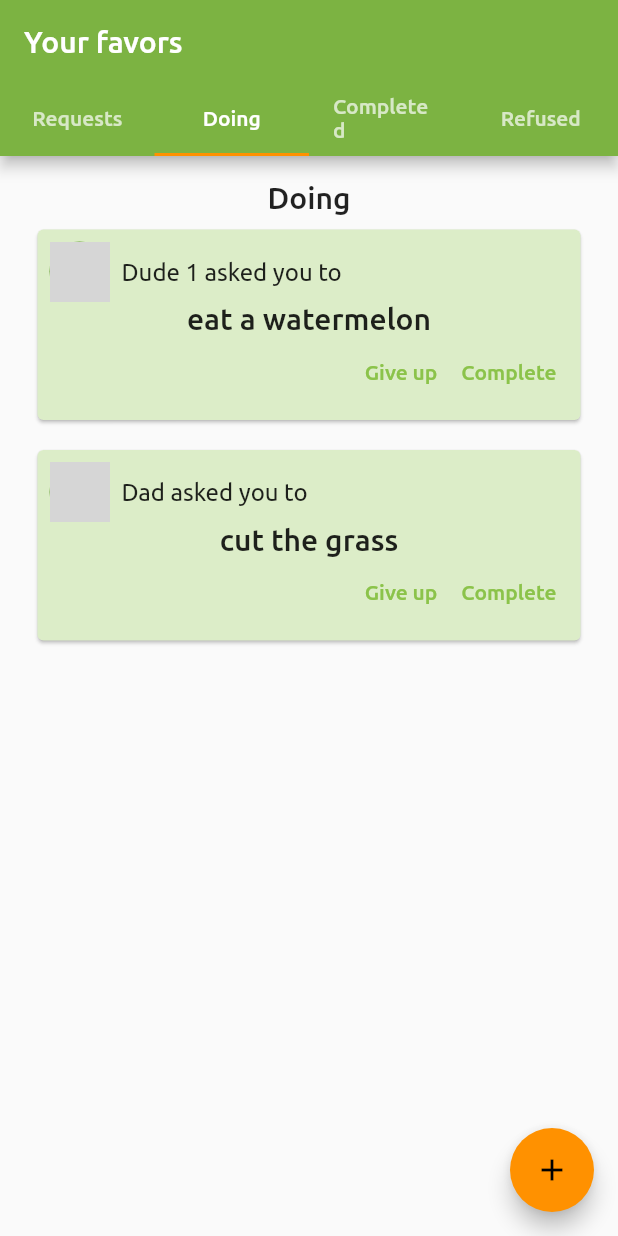
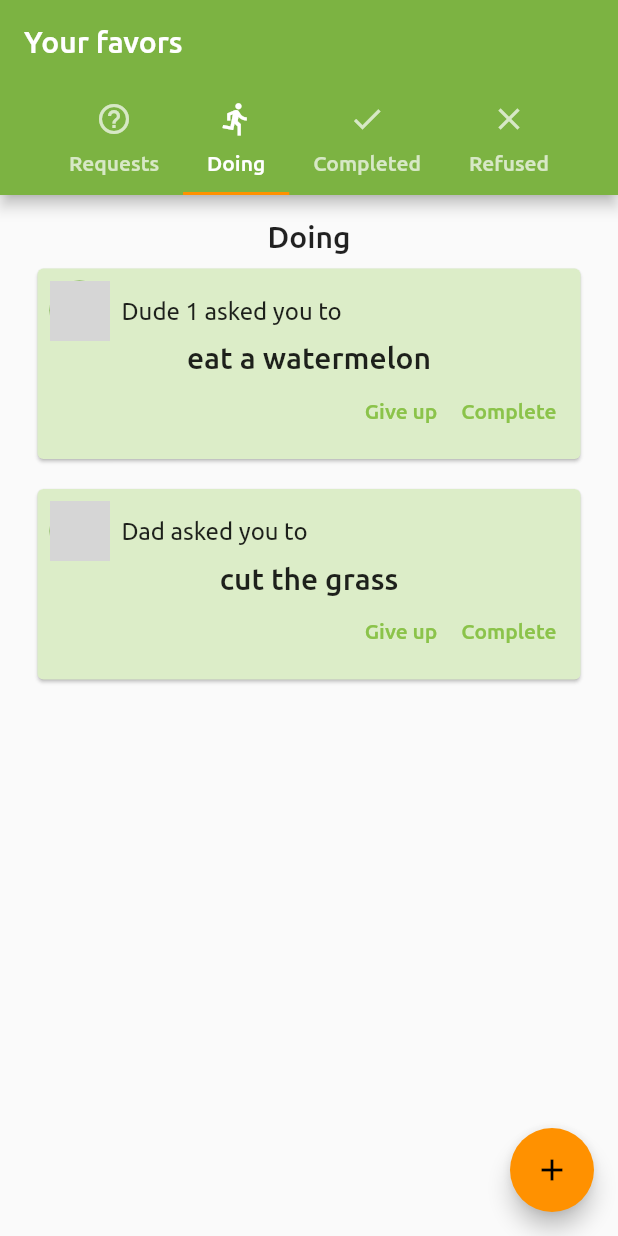
Before and after one commit to RyouMon/FavorManagerApp, a Flutter app: the screen it shows after launch, tab 2 chosen, on a phone screen of 412 x 824 dp. Run offline on Flutter 3.47's test engine with Material 2 defaults, Android fonts, the phone set to English and light mode, and no system bars; our stand-ins replace datetime_picker_formfield; network calls fail; grey boxes are pictures that could not be loaded.

Commit message:
feat: change style when using IOS

```diff
--- a/lib/main.dart
+++ b/lib/main.dart
@@ -1,3 +1,6 @@
+import 'dart:io';
+
+import 'package:flutter/cupertino.dart';
 import 'package:flutter/material.dart';
 import 'package:flutter/services.dart';
 import 'package:intl/intl.dart';
@@ -15,6 +18,11 @@ class MyApp extends StatelessWidget {
   // This widget is the root of your application.
   @override
   Widget build(BuildContext context) {
+    if (Platform.isIOS) {
+      return CupertinoApp(
+        home: FavorsPage(),
+      );
+    }
     return MaterialApp(
       title: 'Flutter Demo',
       home: FavorsPage(),
@@ -64,18 +72,54 @@ class FavorsPageState extends State<FavorsPage> {
 
   @override
   Widget build(BuildContext context) {
+    var tabs = [
+      _buildCategoryTab("Requests", Icons.help_outline),
+      _buildCategoryTab("Doing", Icons.directions_run),
+      _buildCategoryTab("Completed", Icons.done),
+      _buildCategoryTab("Refused", Icons.close),
+    ];
+
+    if (Platform.isIOS) {
+      return SafeArea(
+          child: CupertinoTabScaffold(
+        tabBar: CupertinoTabBar(
+          items: tabs.map((e) => e as BottomNavigationBarItem).toList(),
+        ),
+        tabBuilder: (BuildContext context, int index) {
+          return CupertinoTabView(
+            builder: (context) {
+              switch (index) {
+                case 0:
+                  return FavorsList(
+                    title: "Pending Requests",
+                    favors: pendingAnswerFavors,
+                  );
+                case 1:
+                  return FavorsList(title: "Doing", favors: acceptedFavors);
+                case 2:
+                  return FavorsList(
+                      title: "Completed", favors: completedFavors);
+                case 3:
+                  return FavorsList(title: "Refused", favors: refusedFavors);
+
+                default:
+                  return RequestFavorPage(friends: mockFriends);
+              }
+            },
+          );
+        },
+      ));
+    }
+
     return DefaultTabController(
       length: 4,
       child: Scaffold(
         appBar: AppBar(
-          title: Text("Your favors"),
-          bottom: TabBar(tabs: [
-            _buildCategoryTab("Requests"),
-            _buildCategoryTab("Doing"),
-            _buildCategoryTab("Completed"),
-            _buildCategoryTab("Refused"),
-          ]),
-        ),
+            title: Text("Your favors"),
+            bottom: TabBar(
+              isScrollable: true,
+              tabs: tabs.map((e) => e as Widget).toList(),
+            )),
         body: TabBarView(children: [
           FavorsList(title: "Pending Requests", favors: pendingAnswerFavors),
           FavorsList(title: "Doing", favors: acceptedFavors),
@@ -96,8 +140,12 @@ class FavorsPageState extends State<FavorsPage> {
     );
   }
 
-  Widget _buildCategoryTab(String title) {
+  _buildCategoryTab(String title, IconData iconData) {
+    if (Platform.isIOS) {
+      return BottomNavigationBarItem(icon: Icon(iconData), label: title);
+    }
     return Tab(
+      icon: Icon(iconData),
       child: Text(title),
     );
   }
@@ -218,12 +266,17 @@ class FavorCardItem extends StatelessWidget {
   Widget _itemFooter(BuildContext context, Favor favor) {
     if (favor.isCompleted) {
       final format = DateFormat();
+      final completedTextWidget = Text(
+        "Completed at: ${format.format(favor.completed!)}",
+      );
       return Container(
         margin: EdgeInsets.only(top: 8.0),
         alignment: Alignment.centerRight,
-        child: Chip(
-          label: Text("Completed at: ${format.format(favor.completed!)}"),
-        ),
+        child: Platform.isIOS
+            ? completedTextWidget
+            : Chip(
+                label: completedTextWidget,
+              ),
       );
     }
 
```
